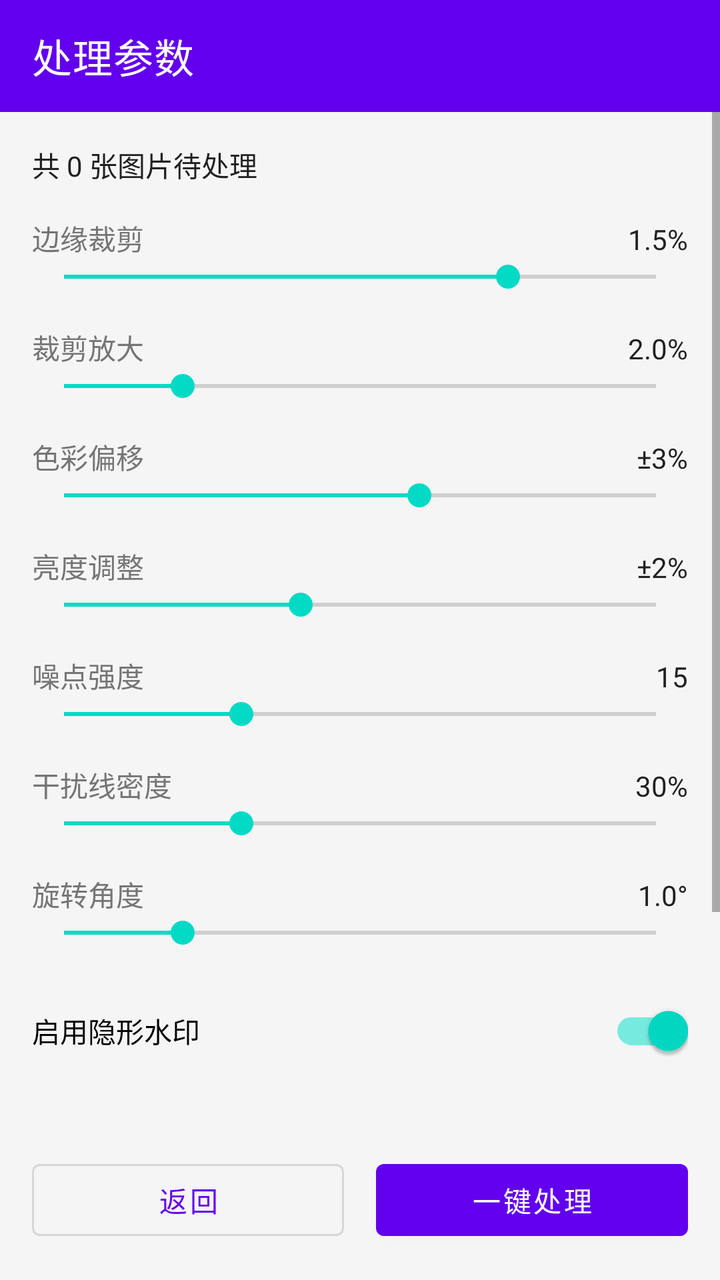
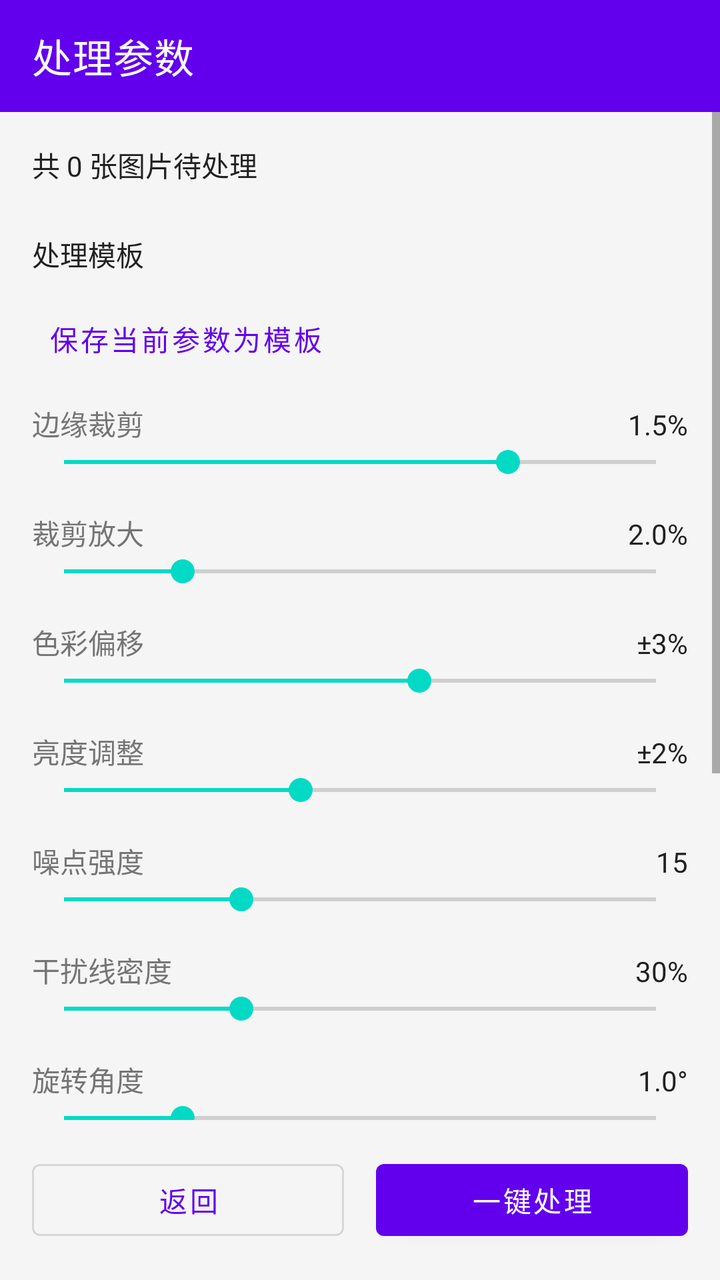

Before-and-after screenshots of an Android layout around one commit, followed by the original layout XML and the change that was made.
<!-- AndroidManifest.xml: application theme AppTheme -->
<!-- res/layout/fragment_processing.xml -->
<?xml version="1.0" encoding="utf-8"?>
<LinearLayout xmlns:android="http://schemas.android.com/apk/res/android"
    xmlns:app="http://schemas.android.com/apk/res-auto"
    android:layout_width="match_parent"
    android:layout_height="match_parent"
    android:orientation="vertical"
    android:background="@color/background">

    <com.google.android.material.appbar.MaterialToolbar
        android:id="@+id/toolbar"
        android:layout_width="match_parent"
        android:layout_height="?attr/actionBarSize"
        android:background="@color/primary"
        app:title="处理参数"
        app:titleTextColor="@color/white" />

    <ScrollView
        android:layout_width="match_parent"
        android:layout_height="0dp"
        android:layout_weight="1">

        <LinearLayout
            android:layout_width="match_parent"
            android:layout_height="wrap_content"
            android:orientation="vertical"
            android:padding="16dp">

            <TextView
                android:id="@+id/textViewImageCount"
                android:layout_width="wrap_content"
                android:layout_height="wrap_content"
                android:text="共 0 张图片待处理"
                android:textColor="@color/text_primary"
                android:textSize="14sp"
                android:layout_marginBottom="16dp" />

            
            <LinearLayout
                android:layout_width="match_parent"
                android:layout_height="wrap_content"
                android:orientation="horizontal">

                <TextView
                    android:layout_width="0dp"
                    android:layout_height="wrap_content"
                    android:layout_weight="1"
                    android:text="边缘裁剪"
                    android:textColor="@color/text_secondary" />

                <TextView
                    android:id="@+id/textViewCropValue"
                    android:layout_width="wrap_content"
                    android:layout_height="wrap_content"
                    android:text="1.5%"
                    android:textColor="@color/text_primary" />
            </LinearLayout>

            <SeekBar
                android:id="@+id/seekBarCropProgress"
                android:layout_width="match_parent"
                android:layout_height="wrap_content"
                android:max="20"
                android:progress="15" />

            
            <LinearLayout
                android:layout_width="match_parent"
                android:layout_height="wrap_content"
                android:orientation="horizontal"
                android:layout_marginTop="16dp">

                <TextView
                    android:layout_width="0dp"
                    android:layout_height="wrap_content"
                    android:layout_weight="1"
                    android:text="裁剪放大"
                    android:textColor="@color/text_secondary" />

                <TextView
                    android:id="@+id/textViewCropZoomValue"
                    android:layout_width="wrap_content"
                    android:layout_height="wrap_content"
                    android:text="2.0%"
                    android:textColor="@color/text_primary" />
            </LinearLayout>

            <SeekBar
                android:id="@+id/seekBarCropZoom"
                android:layout_width="match_parent"
                android:layout_height="wrap_content"
                android:max="100"
                android:progress="20" />
            
            <LinearLayout
                android:layout_width="match_parent"
                android:layout_height="wrap_content"
                android:orientation="horizontal"
                android:layout_marginTop="16dp">

                <TextView
                    android:layout_width="0dp"
                    android:layout_height="wrap_content"
                    android:layout_weight="1"
                    android:text="色彩偏移"
                    android:textColor="@color/text_secondary" />

                <TextView
                    android:id="@+id/textViewColorValue"
                    android:layout_width="wrap_content"
                    android:layout_height="wrap_content"
                    android:text="±3%"
                    android:textColor="@color/text_primary" />
            </LinearLayout>

            <SeekBar
                android:id="@+id/seekBarColorShift"
                android:layout_width="match_parent"
                android:layout_height="wrap_content"
                android:max="50"
                android:progress="30" />

            
            <LinearLayout
                android:layout_width="match_parent"
                android:layout_height="wrap_content"
                android:orientation="horizontal"
                android:layout_marginTop="16dp">

                <TextView
                    android:layout_width="0dp"
                    android:layout_height="wrap_content"
                    android:layout_weight="1"
                    android:text="亮度调整"
                    android:textColor="@color/text_secondary" />

                <TextView
                    android:id="@+id/textViewBrightnessValue"
                    android:layout_width="wrap_content"
                    android:layout_height="wrap_content"
                    android:text="±2%"
                    android:textColor="@color/text_primary" />
            </LinearLayout>

            <SeekBar
                android:id="@+id/seekBarBrightness"
                android:layout_width="match_parent"
                android:layout_height="wrap_content"
                android:max="50"
                android:progress="20" />

            
            <LinearLayout
                android:layout_width="match_parent"
                android:layout_height="wrap_content"
                android:orientation="horizontal"
                android:layout_marginTop="16dp">

                <TextView
                    android:layout_width="0dp"
                    android:layout_height="wrap_content"
                    android:layout_weight="1"
                    android:text="噪点强度"
                    android:textColor="@color/text_secondary" />

                <TextView
                    android:id="@+id/textViewNoiseValue"
                    android:layout_width="wrap_content"
                    android:layout_height="wrap_content"
                    android:text="15"
                    android:textColor="@color/text_primary" />
            </LinearLayout>

            <SeekBar
                android:id="@+id/seekBarNoise"
                android:layout_width="match_parent"
                android:layout_height="wrap_content"
                android:max="50"
                android:progress="15" />

            
            <LinearLayout
                android:layout_width="match_parent"
                android:layout_height="wrap_content"
                android:orientation="horizontal"
                android:layout_marginTop="16dp">

                <TextView
                    android:layout_width="0dp"
                    android:layout_height="wrap_content"
                    android:layout_weight="1"
                    android:text="干扰线密度"
                    android:textColor="@color/text_secondary" />

                <TextView
                    android:id="@+id/textViewInterferenceValue"
                    android:layout_width="wrap_content"
                    android:layout_height="wrap_content"
                    android:text="30%"
                    android:textColor="@color/text_primary" />
            </LinearLayout>

            <SeekBar
                android:id="@+id/seekBarInterference"
                android:layout_width="match_parent"
                android:layout_height="wrap_content"
                android:max="100"
                android:progress="30" />

            
            <LinearLayout
                android:layout_width="match_parent"
                android:layout_height="wrap_content"
                android:orientation="horizontal"
                android:layout_marginTop="16dp">

                <TextView
                    android:layout_width="0dp"
                    android:layout_height="wrap_content"
                    android:layout_weight="1"
                    android:text="旋转角度"
                    android:textColor="@color/text_secondary" />

                <TextView
                    android:id="@+id/textViewRotateValue"
                    android:layout_width="wrap_content"
                    android:layout_height="wrap_content"
                    android:text="1.0°"
                    android:textColor="@color/text_primary" />
            </LinearLayout>

            <SeekBar
                android:id="@+id/seekBarRotate"
                android:layout_width="match_parent"
                android:layout_height="wrap_content"
                android:max="50"
                android:progress="10" />
            
            <com.google.android.material.switchmaterial.SwitchMaterial
                android:id="@+id/switchWatermark"
                android:layout_width="match_parent"
                android:layout_height="wrap_content"
                android:text="启用隐形水印"
                android:checked="true"
                android:layout_marginTop="16dp" />

            <EditText
                android:id="@+id/editTextWatermark"
                android:layout_width="match_parent"
                android:layout_height="wrap_content"
                android:hint="水印内容（可选）"
                android:visibility="visible"
                android:layout_marginTop="8dp" />

            
            <com.google.android.material.switchmaterial.SwitchMaterial
                android:id="@+id/switchDeepAi"
                android:layout_width="match_parent"
                android:layout_height="wrap_content"
                android:text="深度模式（更强防查重）"
                android:checked="false"
                android:layout_marginTop="16dp" />

            <TextView
                android:id="@+id/textViewDeepHint"
                android:layout_width="match_parent"
                android:layout_height="wrap_content"
                android:textSize="12sp"
                android:textColor="@color/text_secondary"
                android:layout_marginTop="4dp" />

        </LinearLayout>
    </ScrollView>

    <LinearLayout
        android:layout_width="match_parent"
        android:layout_height="wrap_content"
        android:orientation="horizontal"
        android:padding="16dp">

        <com.google.android.material.button.MaterialButton
            android:id="@+id/buttonBack"
            style="@style/Widget.MaterialComponents.Button.OutlinedButton"
            android:layout_width="0dp"
            android:layout_height="wrap_content"
            android:layout_weight="1"
            android:text="返回"
            android:layout_marginEnd="8dp" />

        <com.google.android.material.button.MaterialButton
            android:id="@+id/buttonProcess"
            android:layout_width="0dp"
            android:layout_height="wrap_content"
            android:layout_weight="1"
            android:text="一键处理"
            android:layout_marginStart="8dp" />

    </LinearLayout>

    <ProgressBar
        android:id="@+id/progressBar"
        android:layout_width="wrap_content"
        android:layout_height="wrap_content"
        android:layout_gravity="center"
        android:visibility="gone"
        android:layout_marginBottom="16dp" />

    <com.google.android.material.button.MaterialButton
        android:id="@+id/buttonSaveAll"
        android:layout_width="match_parent"
        android:layout_height="wrap_content"
        android:layout_marginStart="16dp"
        android:layout_marginEnd="16dp"
        android:layout_marginBottom="8dp"
        android:text="一键保存全部到相册"
        android:visibility="gone" />

    <androidx.recyclerview.widget.RecyclerView
        android:id="@+id/recyclerViewResults"
        android:layout_width="match_parent"
        android:layout_height="wrap_content"
        android:visibility="gone" />

</LinearLayout>
<!-- resources referenced by this layout -->
<resources>
  <color name="background">#F5F5F5</color>
  <color name="primary">#6200EE</color>
  <color name="text_primary">#212121</color>
  <color name="text_secondary">#757575</color>
  <color name="white">#FFFFFF</color>
  <style name="AppTheme" parent="Theme.MaterialComponents.Light.NoActionBar">
          <item name="colorPrimary">@color/primary</item>
          <item name="colorPrimaryVariant">@color/primary_dark</item>
          <item name="colorOnPrimary">@color/white</item>
          <item name="colorSecondary">@color/accent</item>
          <item name="android:statusBarColor">@color/primary_dark</item>
      </style>
  <color name="primary_dark">#3700B3</color>
  <color name="accent">#03DAC5</color>
</resources>

<!-- the commit's change to res/layout/fragment_processing.xml (unified diff, before → after) -->
@@ -35,6 +35,32 @@
                 android:layout_marginBottom="16dp" />
 
             
+            <TextView
+                android:layout_width="wrap_content"
+                android:layout_height="wrap_content"
+                android:text="处理模板"
+                android:textColor="@color/text_primary"
+                android:textSize="14sp"
+                android:layout_marginTop="8dp"
+                android:layout_marginBottom="4dp" />
+
+            <androidx.recyclerview.widget.RecyclerView
+                android:id="@+id/recyclerViewTemplates"
+                android:layout_width="match_parent"
+                android:layout_height="wrap_content"
+ />
+
+            <com.google.android.material.button.MaterialButton
+                android:id="@+id/buttonSaveTemplate"
+                style="@style/Widget.MaterialComponents.Button.TextButton"
+                android:layout_width="wrap_content"
+                android:layout_height="wrap_content"
+                android:text="保存当前参数为模板"
+                android:textColor="@color/primary"
+                android:layout_marginTop="4dp"
+                android:layout_marginBottom="8dp" />
+
+            
             <LinearLayout
                 android:layout_width="match_parent"
                 android:layout_height="wrap_content"
@@ -234,6 +260,22 @@
                 android:layout_height="wrap_content"
                 android:max="50"
                 android:progress="10" />
+            
+            <TextView
+                android:layout_width="wrap_content"
+                android:layout_height="wrap_content"
+                android:text="滤镜风格"
+                android:textColor="@color/text_primary"
+                android:textSize="14sp"
+                android:layout_marginTop="16dp"
+                android:layout_marginBottom="4dp" />
+
+            <androidx.recyclerview.widget.RecyclerView
+                android:id="@+id/recyclerViewFilters"
+                android:layout_width="match_parent"
+                android:layout_height="wrap_content"
+ />
+
             
             <com.google.android.material.switchmaterial.SwitchMaterial
                 android:id="@+id/switchWatermark"
